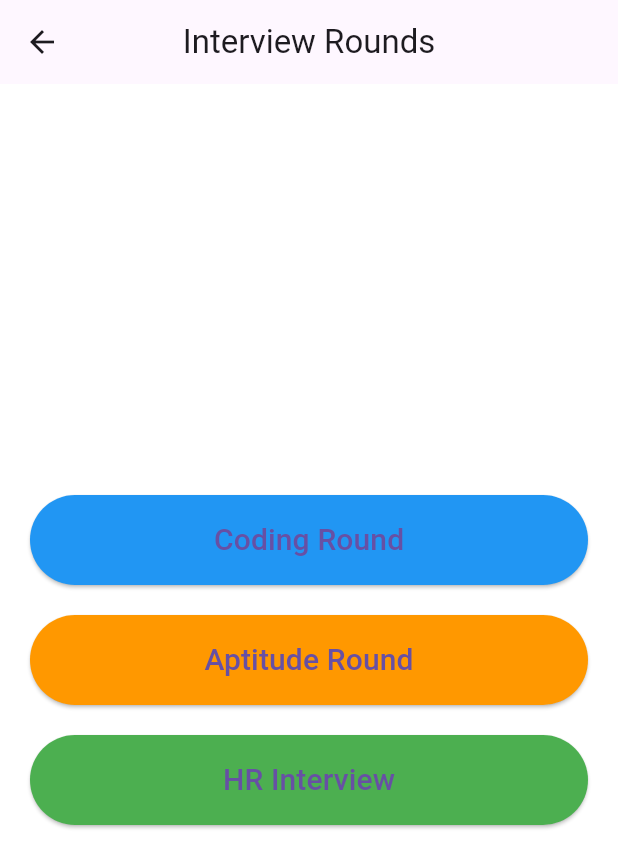
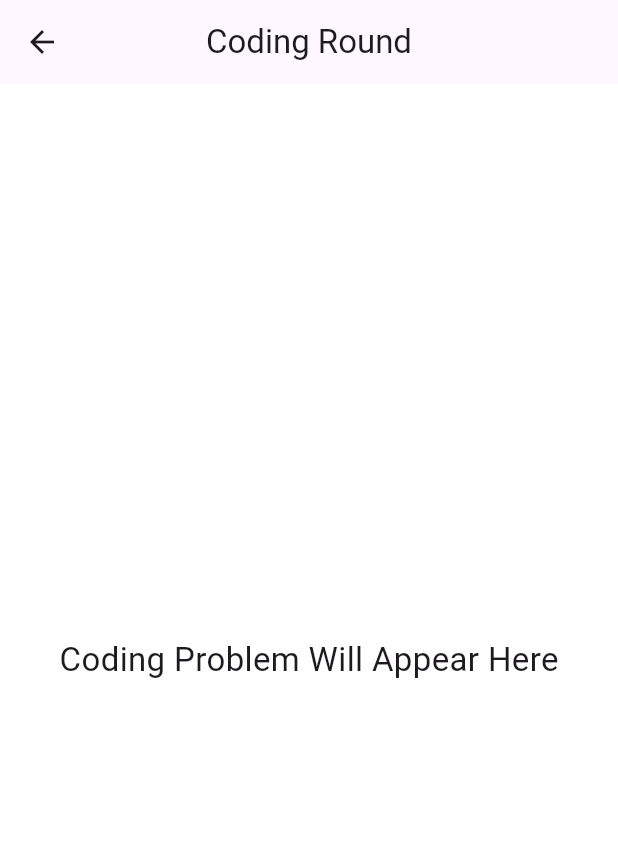
Before and after one commit to kisalay78/Xspace, a Flutter app: the RoundSelectionScreen screen opened directly, after a tap on "Coding Round", on a phone screen of 412 x 824 dp. Shown: the top 868 px of the screen. Run offline on Flutter 3.47's test engine with Material 3 defaults, Android fonts, the phone set to English and light mode, and no system bars; statements that could not run were skipped.

Commit message:
add file code

```diff
--- a/lib/screens/dashboard/round_selection_screen.dart
+++ b/lib/screens/dashboard/round_selection_screen.dart
@@ -1,4 +1,5 @@
 import 'package:flutter/material.dart';
+import '../rounds/coding_round_screen.dart';
 
 class RoundSelectionScreen extends StatelessWidget {
   const RoundSelectionScreen({super.key});
@@ -17,7 +18,7 @@ class RoundSelectionScreen extends StatelessWidget {
           mainAxisAlignment: MainAxisAlignment.center,
           children: [
 
-            roundButton("Coding Round", Colors.blue),
+            roundButton(context, "Coding Round", Colors.blue),
             const SizedBox(height: 20),
 
             roundButton("Aptitude Round", Colors.orange),
@@ -31,7 +32,7 @@ class RoundSelectionScreen extends StatelessWidget {
     );
   }
 
-  Widget roundButton(String text, Color color) {
+  Widget roundButton(BuildContext context, String text, Color color) {
   return SizedBox(
     width: double.infinity,
     height: 60,
@@ -39,7 +40,18 @@ class RoundSelectionScreen extends StatelessWidget {
       style: ElevatedButton.styleFrom(
         backgroundColor: color,
       ),
-        onPressed: () {},
+      onPressed: () {
+
+        if (text == "Coding Round") {
+          Navigator.push(
+            context,
+            MaterialPageRoute(
+              builder: (context) => const CodingRoundScreen(),
+            ),
+          );
+        }
+
+      },
       child: Text(
         text,
         style: const TextStyle(fontSize: 20),
--- a/lib/screens/rounds/coding_round_screen.dart
+++ b/lib/screens/rounds/coding_round_screen.dart
@@ -0,0 +1,20 @@
+import 'package:flutter/material.dart';
+
+class CodingRoundScreen extends StatelessWidget {
+  const CodingRoundScreen({super.key});
+
+  @override
+  Widget build(BuildContext context) {
+    return Scaffold(
+      appBar: AppBar(
+        title: const Text("Coding Round"),
+      ),
+      body: const Center(
+        child: Text(
+          "Coding Problem Will Appear Here",
+          style: TextStyle(fontSize: 22),
+        ),
+      ),
+    );
+  }
+}
```
Lines whose indentation alone changed are shown as unchanged.
